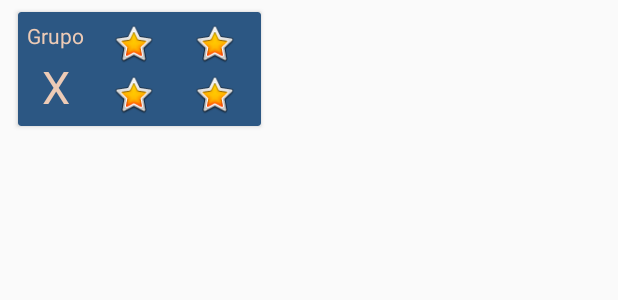
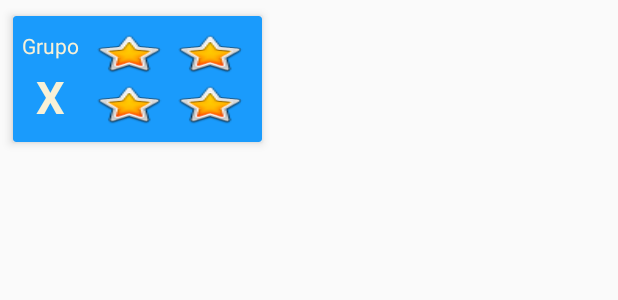
Before and after one commit to baioc/bridge_cup, an Android app: the layout item_grupo.xml on its own in the app's theme, with its tools: preview values and no code run, on a phone screen of 412 x 824 dp. Shown: the top 300 px of the screen. Run offline under Robolectric (Android 15) with nearby library versions, the phone set to English and light mode, and no system bars.

Commit message:
Tarefa 2
Criando tela de grupo e chamando-a ao clickar em um dos card de Grupo na activity principal

Ajeitando cores

```diff
--- a/Android/app/src/main/AndroidManifest.xml
+++ b/Android/app/src/main/AndroidManifest.xml
@@ -3,7 +3,7 @@
     package="br.ufsc.bridge.android.bridgecup">
 
     <!-- Acesso a internet para a entity -->
-    <uses-permission android:name="android.permission.INTERNET"/>
+    <uses-permission android:name="android.permission.INTERNET" />
 
     <application
         android:allowBackup="true"
@@ -20,6 +20,9 @@
             </intent-filter>
         </activity>
 
+        <activity android:name=".view.activity.GrupoActivity">
+        </activity>
+
     </application>
 
 </manifest>
--- a/Android/app/src/main/res/layout/item_grupo.xml
+++ b/Android/app/src/main/res/layout/item_grupo.xml
@@ -2,26 +2,26 @@
 <android.support.v7.widget.CardView xmlns:android="http://schemas.android.com/apk/res/android"
     xmlns:app="http://schemas.android.com/apk/res-auto"
     xmlns:tools="http://schemas.android.com/tools"
+    android:id="@+id/cv_grupo"
     android:layout_width="wrap_content"
     android:layout_height="wrap_content"
-    android:layout_marginBottom="4dp"
-    android:layout_marginLeft="12dp"
-    android:layout_marginRight="12dp"
-    android:layout_marginTop="8dp"
+    android:layout_margin="4dp"
     app:cardBackgroundColor="@color/blue"
-    app:contentPadding="0dp">
+    app:cardElevation="4dp"
+    app:cardUseCompatPadding="true"
+    app:contentPadding="4dp">
 
     <android.support.constraint.ConstraintLayout
         android:layout_width="match_parent"
         android:layout_height="match_parent"
-        android:layout_gravity="center">
+        android:layout_gravity="center"
+        android:padding="2dp">
 
         <TextView
             android:id="@+id/tv_grupo"
             android:layout_width="wrap_content"
             android:layout_height="wrap_content"
-            android:layout_marginStart="6dp"
-            android:layout_marginTop="6dp"
+            android:layout_marginTop="4dp"
             android:text="@string/label_grupo"
             android:textAlignment="center"
             android:textAppearance="@style/Regular_14"
@@ -32,12 +32,11 @@
             android:id="@+id/tv_letra"
             android:layout_width="wrap_content"
             android:layout_height="wrap_content"
-            android:layout_marginBottom="6dp"
-            android:layout_marginEnd="4dp"
-            android:layout_marginStart="4dp"
+            android:layout_marginBottom="4dp"
             android:layout_marginTop="4dp"
             android:textAlignment="center"
             android:textAppearance="@style/Regular_30"
+            android:textStyle="bold"
             app:layout_constraintBottom_toBottomOf="parent"
             app:layout_constraintEnd_toEndOf="@+id/tv_grupo"
             app:layout_constraintStart_toStartOf="@+id/tv_grupo"
@@ -45,17 +44,16 @@
             tools:text="X" />
 
         <TableLayout
+            android:id="@+id/tableLayout"
             android:layout_width="wrap_content"
-            android:layout_height="wrap_content"
-            android:layout_marginBottom="6dp"
-            android:layout_marginEnd="6dp"
+            android:layout_height="0dp"
+            android:layout_marginBottom="4dp"
+            android:layout_marginEnd="4dp"
             android:layout_marginStart="8dp"
-            android:layout_marginTop="6dp"
+            android:layout_marginTop="4dp"
             android:gravity="center"
-            android:weightSum="4"
             app:layout_constraintBottom_toBottomOf="parent"
             app:layout_constraintEnd_toEndOf="parent"
-            app:layout_constraintHorizontal_bias="0.5"
             app:layout_constraintStart_toEndOf="@+id/tv_grupo"
             app:layout_constraintTop_toTopOf="parent">
 
@@ -64,6 +62,8 @@
                 android:layout_height="wrap_content"
                 android:layout_marginBottom="2dp"
                 android:layout_weight="2"
+                android:gravity="center"
+                android:orientation="horizontal"
                 android:weightSum="2">
 
                 <ImageView
@@ -73,6 +73,7 @@
                     android:layout_marginEnd="2dp"
                     android:layout_weight="1"
                     android:adjustViewBounds="true"
+                    android:scaleType="fitXY"
                     app:srcCompat="@android:drawable/btn_star_big_on" />
 
                 <ImageView
@@ -82,6 +83,7 @@
                     android:layout_marginStart="2dp"
                     android:layout_weight="1"
                     android:adjustViewBounds="true"
+                    android:scaleType="fitXY"
                     app:srcCompat="@android:drawable/btn_star_big_on" />
             </TableRow>
 
@@ -90,6 +92,8 @@
                 android:layout_height="wrap_content"
                 android:layout_marginTop="2dp"
                 android:layout_weight="2"
+                android:gravity="center"
+                android:orientation="horizontal"
                 android:weightSum="2">
 
                 <ImageView
@@ -99,6 +103,7 @@
                     android:layout_marginEnd="2dp"
                     android:layout_weight="1"
                     android:adjustViewBounds="true"
+                    android:scaleType="fitXY"
                     app:srcCompat="@android:drawable/btn_star_big_on" />
 
                 <ImageView
@@ -108,6 +113,7 @@
                     android:layout_marginStart="2dp"
                     android:layout_weight="1"
                     android:adjustViewBounds="true"
+                    android:scaleType="fitXY"
                     app:srcCompat="@android:drawable/btn_star_big_on" />
             </TableRow>
 
--- a/Android/app/src/main/res/values/colors.xml
+++ b/Android/app/src/main/res/values/colors.xml
@@ -1,10 +1,11 @@
 <?xml version="1.0" encoding="utf-8"?>
 <resources>
-    <color name="dark_red">#9e0506</color>
-    <color name="red">#BC070B</color>
-    <color name="blue">#2c5783</color>
-    <color name="beige">#EDCBB6</color>
+    <color name="blue">#1a9bfc</color>
+    <color name="dark_blue">#2e2eaa</color>
+    <color name="red">#b2142b</color>
+    <color name="dark_red">#A00F20</color>
     <color name="brown">#691e2c</color>
+    <color name="beige">#F8F1D7</color>
     <color name="black">#000000</color>
     <color name="white">#FFFFFF</color>
 </resources>
--- a/Android/app/src/main/res/values/strings.xml
+++ b/Android/app/src/main/res/values/strings.xml
@@ -1,4 +1,6 @@
 <resources>
     <string name="app_name">Bridge Cup</string>
     <string name="label_grupo">Grupo</string>
+    <string name="label_selecoes">Seleções</string>
+    <string name="label_partidas">Partidas</string>
 </resources>
--- a/Android/app/src/main/res/values/styles.xml
+++ b/Android/app/src/main/res/values/styles.xml
@@ -3,13 +3,20 @@
     <!-- Base application theme. -->
     <style name="AppTheme" parent="Theme.AppCompat.Light.DarkActionBar">
         <!-- Customize your theme here. -->
-        <item name="colorPrimary">@color/blue</item>
+        <item name="colorPrimary">@color/dark_blue</item>
         <item name="colorPrimaryDark">@color/black</item>
-        <item name="colorAccent">@color/beige</item>
+        <item name="colorAccent">@color/red</item>
     </style>
 
     <style name="Regular_14">
         <item name="android:textSize">14sp</item>
+        <item name="android:fontFamily" tools:targetApi="jelly_bean">sans-serif</item>
+        <item name="android:textStyle">normal</item>
+        <item name="android:textColor">@color/beige</item>
+    </style>
+
+    <style name="Regular_18">
+        <item name="android:textSize">18sp</item>
         <item name="android:fontFamily" tools:targetApi="jelly_bean">sans-serif</item>
         <item name="android:textStyle">normal</item>
         <item name="android:textColor">@color/beige</item>
@@ -22,4 +29,16 @@
         <item name="android:textColor">@color/beige</item>
     </style>
 
+    <style name="Horizontal_Divider">
+        <item name="android:layout_width">match_parent</item>
+        <item name="android:layout_height">2dp</item>
+        <item name="android:background">?android:attr/listDivider</item>
+    </style>
+
+    <style name="Vertical_Divider">
+        <item name="android:layout_width">2dp</item>
+        <item name="android:layout_height">match_parent</item>
+        <item name="android:background">?android:attr/listDivider</item>
+    </style>
+
 </resources>
```
Also changed, not shown: Android/app/src/main/java/br/ufsc/bridge/android/bridgecup/view/activity/CopaActivity.java (+5 -6 lines), Android/app/src/main/java/br/ufsc/bridge/android/bridgecup/view/activity/GrupoActivity.java (added, +22 -0 lines), Android/app/src/main/java/br/ufsc/bridge/android/bridgecup/view/adapter/GruposAdapter.java (+22 -7 lines), Android/app/src/main/res/layout/activity_copa.xml (+7 -10 lines), Android/app/src/main/res/layout/activity_grupo.xml (added, +84 -0 lines).
